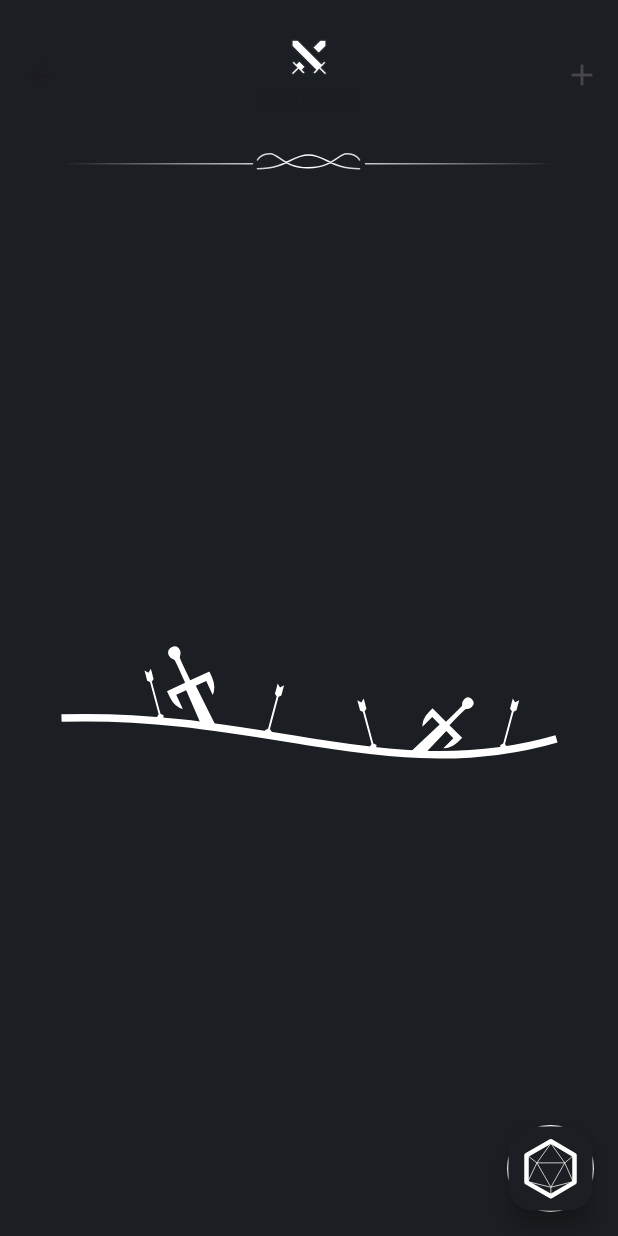
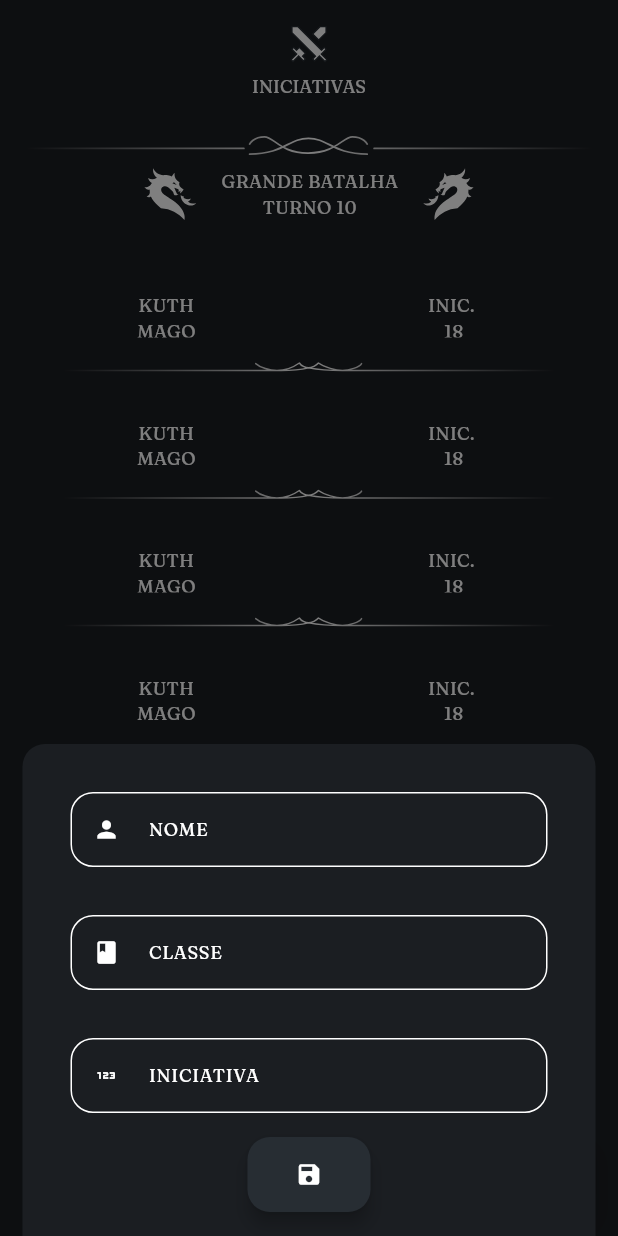
Before and after one commit to marcosgabriel-mm/projeto_d20, a Flutter app: the screen it shows after launch, after a tap on the "add" icon, on a phone screen of 412 x 824 dp. Run offline on Flutter 3.47's test engine with Material 3 defaults, Android fonts, the phone set to English and light mode, and no system bars; our stand-ins replace flutter_svg.

Commit message:
separando os widgets e views

```diff
--- a/lib/main.dart
+++ b/lib/main.dart
@@ -1,109 +1,8 @@
-
 // ignore_for_file: prefer_const_constructors
 
+import 'package:d20_project/src/app_widget.dart';
 import 'package:flutter/material.dart';
-import 'package:flutter_svg/flutter_svg.dart';
 
 void main() {
-  runApp(const MyApp());
+  runApp(const AppWidget());
 }
-
-class MyApp extends StatelessWidget {
-  const MyApp({super.key});
-
-  // This widget is the root of your application.
-  @override
-  Widget build(BuildContext context) {
-    return MaterialApp(
-      debugShowCheckedModeBanner: false,
-      home: Scaffold(
-        backgroundColor: Color.fromARGB(255, 27, 30, 34),
-        floatingActionButton: Container(
-          decoration: BoxDecoration(
-            shape: BoxShape.circle,
-            border: Border.all(
-              color: Colors.white
-            )
-          ),
-          child: FloatingActionButton(
-            backgroundColor: Color.fromARGB(255, 27, 30, 34),
-            onPressed: () => {},
-            child: SvgPicture.asset("lib/images/BotaoFlutuante.svg"),
-          ),
-        ),
-        appBar: AppBar(
-          title: Column(
-            mainAxisAlignment: MainAxisAlignment.center,
-            crossAxisAlignment: CrossAxisAlignment.center,
-            mainAxisSize: MainAxisSize.min,
-            children: [
-              SvgPicture.asset(
-                "lib/images/Iniciativa.svg",
-                fit: BoxFit.cover,
-                width: 25,
-                height: 25,
-              ),
-              SizedBox(height: 8),
-              Text(
-                "INICIATIVAS",
-                style: TextStyle(
-                  fontSize: 12,
-                  fontFamily: 'Fraunces'
-                ),
-              )
-            ],
-          ),
-          centerTitle: true,
-          toolbarHeight: 100,
-          elevation: 0,
-          backgroundColor: const Color.fromARGB(255, 27, 30, 34),
-          leading: IconButton(
-            onPressed: () => {},
-            icon: Icon(Icons.arrow_back),
-            tooltip: "Voltar",
-          ),
-          actions: <Widget> [
-            IconButton(
-              onPressed: () => {},
-              icon: const Icon(Icons.add),
-              tooltip: "Adicionar",
-            ),
-          ],
-        ),
-        body: Column(
-          crossAxisAlignment: CrossAxisAlignment.center,
-          children: [
-            Container(
-              height: 15,
-              margin: EdgeInsets.symmetric(horizontal: 16),
-              alignment: Alignment.center,
-              // decoration: BoxDecoration(
-              //     border: Border.all(
-              //       color: Colors.white
-              //   ),
-              // ),
-              child: SvgPicture.asset(
-                "lib/images/BarraSuperior.svg",
-                fit: BoxFit.cover,
-              ),
-            ),
-            Expanded(
-              child: Center(
-                child: Container(
-                  decoration: BoxDecoration(
-                    // border: Border.all(color: Colors.white)
-                  ),
-                  margin: EdgeInsets.symmetric(horizontal: 16),
-                  child: SvgPicture.asset(
-                    "lib/images/CampoDeBatalha.svg",
-                    fit: BoxFit.cover,
-                  ),
-                ),
-              ),
-            )
-          ],
-        ),
-      )
-    );
-  }
-}
--- /dev/null
+++ b/lib/src/app_widget.dart
@@ -0,0 +1,16 @@
+import 'package:d20_project/src/views/battles/home_view.dart';
+import 'package:d20_project/theme/theme_config.dart';
+import 'package:flutter/material.dart';
+
+class AppWidget extends StatelessWidget {
+  const AppWidget({super.key});
+
+  @override
+  Widget build(BuildContext context) {
+    return MaterialApp(
+      debugShowCheckedModeBanner: false,
+      theme: ThemeConfig.theme,
+      home: const HomeView(),
+    );
+  }
+}
--- /dev/null
+++ b/lib/src/views/battles/components/app_bar.dart
@@ -0,0 +1,34 @@
+import 'package:d20_project/styles/text_styles.dart';
+import 'package:flutter/material.dart';
+import 'package:flutter_svg/flutter_svg.dart';
+
+class BarraAplicativo extends StatelessWidget implements PreferredSizeWidget {
+  const BarraAplicativo({super.key});
+
+  @override
+  Widget build(BuildContext context) {
+    return Padding(
+      padding: const EdgeInsets.only(top:16),
+      child: AppBar(
+        title: Column(
+          mainAxisAlignment: MainAxisAlignment.end,
+          crossAxisAlignment: CrossAxisAlignment.center,
+          mainAxisSize: MainAxisSize.max,
+          children: [
+            SvgPicture.asset(
+              "assets/svg/Iniciativa.svg",
+              fit: BoxFit.cover,
+              width: 25,
+              height: 25,
+            ),
+            const SizedBox(height: 8),
+            Text("INICIATIVAS", style: TextStyles.instance.regular)
+          ],
+        ),
+      ),
+    );
+  }
+
+  @override
+  Size get preferredSize => const Size.fromHeight(kToolbarHeight+10);
+}
--- /dev/null
+++ b/lib/src/views/battles/components/battle _item.dart
@@ -0,0 +1,46 @@
+// ignore_for_file: file_names
+
+import 'package:d20_project/styles/text_styles.dart';
+import 'package:flutter/material.dart';
+
+class BattleItem extends StatelessWidget {
+  final String nameItem;
+  final TextAlign alignText;
+  final Color color;
+  final int valorDaIniciativa;
+
+  final double height = 30;
+  final double width = 70;
+
+  const BattleItem({super.key, required this.nameItem, required this.color, required this.alignText, required this.valorDaIniciativa});
+
+  @override
+  Widget build(BuildContext context) {
+    return Padding(
+      padding: const EdgeInsets.fromLTRB(16, 32, 16, 16),
+      child: Row(
+        mainAxisAlignment: MainAxisAlignment.spaceAround,
+        children: [
+          SizedBox(
+            width: width,
+            height: height,
+            child: Text(
+              nameItem,
+              textAlign: alignText,
+              style: TextStyles.instance.regular
+            ),
+          ),
+          SizedBox(
+            width: width,
+            height: height,
+            child: Text(
+              "INIC.\n $valorDaIniciativa",
+              textAlign: alignText,
+              style: TextStyles.instance.regular
+            ),
+          )
+        ],
+      ),
+    );
+  }
+}
--- /dev/null
+++ b/lib/src/views/battles/components/battle_name.dart
@@ -0,0 +1,31 @@
+import 'package:d20_project/styles/text_styles.dart';
+import 'package:flutter/material.dart';
+import 'package:flutter_svg/flutter_svg.dart';
+
+class BattleName extends StatelessWidget {
+  const BattleName({super.key});
+
+  @override
+  Widget build(BuildContext context) {
+    return Padding(
+      padding: const EdgeInsets.only(bottom: 16),
+      child: Row(
+        mainAxisAlignment: MainAxisAlignment.center,
+        children: [
+          SvgPicture.asset("assets/svg/Dragon.svg"),
+          Padding(
+            padding: const EdgeInsets.symmetric(horizontal: 16),
+            child: SizedBox(
+              child: Text(
+                "GRANDE BATALHA\nTURNO 10",
+                textAlign: TextAlign.center,
+                style: TextStyles.instance.regular
+              ),
+            ),
+          ),
+          SvgPicture.asset("assets/svg/DragonFliped.svg")
+        ],
+      ),
+    );
+  }
+}
--- /dev/null
+++ b/lib/src/views/battles/components/botao_flutuante.dart
@@ -0,0 +1,52 @@
+import 'package:d20_project/src/views/battles/components/overlay_inferior.dart';
+import 'package:d20_project/styles/colors_app.dart';
+import "package:flutter/material.dart";
+
+class BotaoFlutuante extends StatelessWidget {
+  const BotaoFlutuante({super.key});
+
+  @override
+  Widget build(BuildContext context) {
+    return FloatingActionButton(
+      onPressed: () { _displayBottomSheet(context); },
+      shape: const RoundedRectangleBorder(borderRadius: BorderRadius.all(Radius.circular(15))),
+      child: const Icon(Icons.add)
+    );
+  }
+}
+
+
+//todo mover pra outro lugar
+Future _displayBottomSheet(BuildContext context){
+  return showModalBottomSheet(
+    context: context,
+    isScrollControlled: true,
+    barrierColor: Colors.black.withOpacity(0.5),
+    backgroundColor: ColorsApp.instance.primaryColor,
+    shape: const RoundedRectangleBorder(borderRadius: BorderRadius.vertical(top: Radius.circular(15))),
+    builder: (BuildContext context) {
+      return Container(
+        padding: EdgeInsets.only(bottom: MediaQuery.of(context).viewInsets.bottom),
+        child: Padding (
+          padding: const EdgeInsets.all(16),
+          child: Form (
+            child: Column(
+              mainAxisSize: MainAxisSize.min,
+              mainAxisAlignment: MainAxisAlignment.spaceEvenly,
+              crossAxisAlignment: CrossAxisAlignment.center,
+              children: [
+                const OverlayInferior(campoTexto: "NOME", entradaExemplo: "Kuth", iconeIndicado: Icons.person),
+                const OverlayInferior(campoTexto: "CLASSE", entradaExemplo: "Mago", iconeIndicado: Icons.class_),
+                const OverlayInferior(campoTexto: "INICIATIVA", entradaExemplo: "18", iconeIndicado: Icons.onetwothree),
+                ElevatedButton(
+                  onPressed: () {},
+                  child: const Icon(Icons.save)
+                )
+              ],
+            ),
+          ),
+        ),
+      );
+    }
+  );
+}
--- /dev/null
+++ b/lib/src/views/battles/components/overlay_inferior.dart
@@ -0,0 +1,42 @@
+import 'package:d20_project/styles/text_styles.dart';
+import 'package:flutter/material.dart';
+
+class OverlayInferior extends StatelessWidget {
+  const OverlayInferior({super.key, required this.campoTexto, required this.entradaExemplo, required this.iconeIndicado});
+
+  final String campoTexto;
+  final String entradaExemplo;
+  final IconData iconeIndicado;
+
+  @override
+  Widget build(BuildContext context) {
+    return SizedBox(
+      width: 350,
+      child: Padding(
+        padding: const EdgeInsets.all(16),
+        child: TextField(
+          keyboardType: _inputType(campoTexto),
+          style: TextStyles.instance.regular,
+          decoration: InputDecoration(
+            hintText: entradaExemplo,
+            labelText: campoTexto,
+            prefixIcon: Icon(iconeIndicado, color: Colors.white,),
+            hintStyle: TextStyles.instance.regular.copyWith(color: Colors.white70),
+          ),
+        ),
+      ),
+    );
+  }
+}
+
+TextInputType _inputType(String campoTexto){
+
+  if (campoTexto != "INICIATIVA")
+  {
+    return TextInputType.name;
+  }
+  else
+  {
+    return TextInputType.number;
+  }
+}
--- /dev/null
+++ b/lib/src/views/battles/home_view.dart
@@ -0,0 +1,54 @@
+import 'package:d20_project/src/views/battles/components/battle%20_item.dart';
+import 'package:d20_project/src/views/battles/components/battle_name.dart';
+import 'package:flutter/material.dart';
+import 'package:flutter_svg/flutter_svg.dart';
+import 'components/app_bar.dart';
+import 'components/botao_flutuante.dart';
+
+class HomeView extends StatelessWidget {
+  const HomeView({
+    super.key,
+  });
+
+  @override
+  Widget build(BuildContext context) {
+    return Scaffold(
+      appBar: const BarraAplicativo(),
+      body: Column(
+        children: [
+          Padding(
+            padding: const EdgeInsets.fromLTRB(16, 16, 16, 0),
+            child: SvgPicture.asset(
+              "assets/svg/BarraSuperior.svg",
+              height: 30,
+              alignment: Alignment.center,
+            ),
+          ),
+          const BattleName(),
+          Expanded(
+            child: ListView.builder(
+              shrinkWrap: true,
+              itemCount: 15,
+              itemBuilder: (context, index) => Column(
+                mainAxisAlignment: MainAxisAlignment.spaceAround,
+                crossAxisAlignment: CrossAxisAlignment.center,
+                children: [
+                  const BattleItem(
+                    valorDaIniciativa: 18,
+                    nameItem: 'KUTH\nMAGO', // Alterar de acordo com uma ordem de iniciativas
+                    color: Colors.white, // Fazer uma conta de acordo com a vida
+                    alignText: TextAlign.center,
+                  ),
+                  SvgPicture.asset(
+                    "assets/svg/LinhaDivisoria.svg"
+                  )
+                ],
+              ),
+            ),
+          ),
+        ],
+      ),
+      floatingActionButton: const BotaoFlutuante(),
+    );
+  }
+}
```
Also changed, not shown: pubspec.yaml (+10 -10 lines), lib/images/BarraSuperior.svg (deleted), lib/images/BotaoFlutuante.svg (deleted), lib/images/CampoDeBatalha.svg (deleted), lib/images/Iniciativa.svg (deleted), 1 other file.
